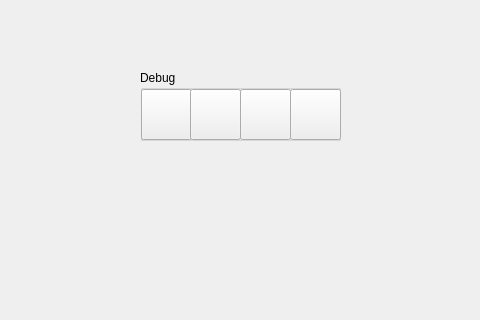
First picture: the form in A9/mainwindow.ui, repository DarkoAdair/Projects, before the edit; both pictures show x 530 to 1010 and y 0 to 320 of the 1446 by 724 pixel window.
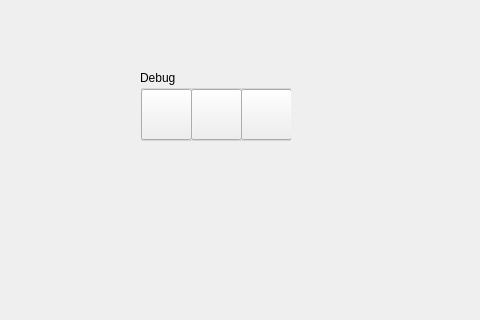
Second picture: the form after the edit. Icons and pictures are not drawn.

```diff
--- a/A9/mainwindow.ui
+++ b/A9/mainwindow.ui
@@ -135,7 +135,7 @@
      <rect>
       <x>670</x>
       <y>70</y>
-      <width>201</width>
+      <width>151</width>
       <height>71</height>
      </rect>
     </property>
@@ -155,23 +155,10 @@
       <string/>
      </property>
     </widget>
-    <widget class="QPushButton" name="debugLeftButton">
-     <property name="geometry">
-      <rect>
-       <x>50</x>
-       <y>19</y>
-       <width>51</width>
-       <height>51</height>
-      </rect>
-     </property>
-     <property name="text">
-      <string/>
-     </property>
-    </widget>
     <widget class="QPushButton" name="debugRightButton">
      <property name="geometry">
       <rect>
-       <x>100</x>
+       <x>51</x>
        <y>19</y>
        <width>51</width>
        <height>51</height>
@@ -184,7 +171,7 @@
     <widget class="QPushButton" name="debugStopButton">
      <property name="geometry">
       <rect>
-       <x>150</x>
+       <x>101</x>
        <y>19</y>
        <width>51</width>
        <height>51</height>
```
Left out of the diff: 3 changed lines with no effect on the pictures.
